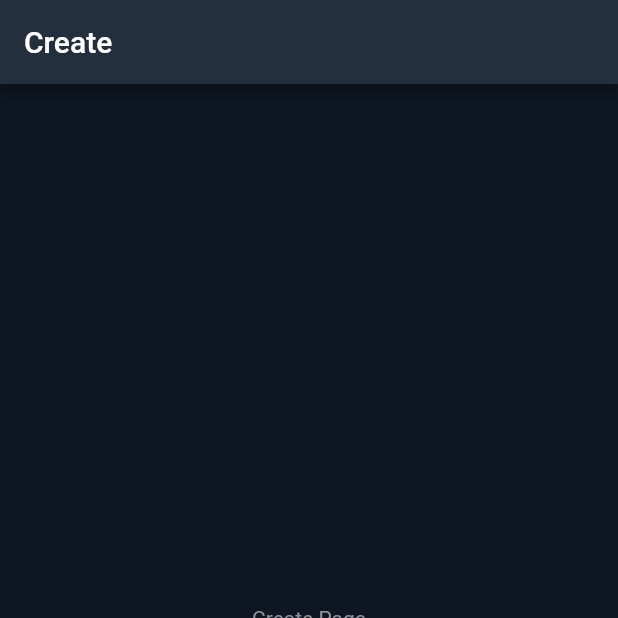
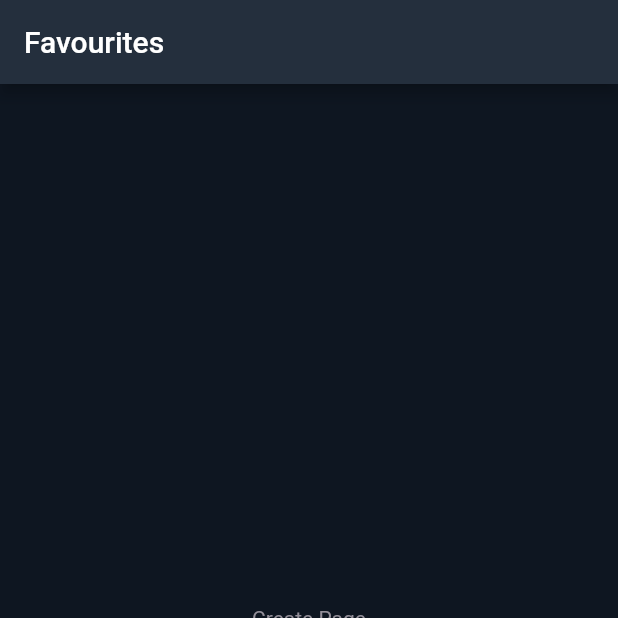
Before and after one commit to InnoStudyHub/front-end, a Flutter app: the screen it shows after launch, item 4 of the bottom bar chosen, on a phone screen of 412 x 824 dp, the top half of it. Run offline on Flutter 3.47's test engine with Material 2 defaults, Android fonts, the phone set to English and light mode, and no system bars; our stand-ins replace flutter_svg, get.

```diff
--- a/lib/session/create/create_page.dart
+++ b/lib/session/create/create_page.dart
@@ -10,12 +10,14 @@ class CreatePage extends GetView<CreateController> {
   Widget build(BuildContext context) {
     return Scaffold(
       appBar: AppBar(
-        title: const Text("Create"),
+        title: const Text("Favourites"),
       ),
       body: const Center(
         child: Text(
           "Create Page",
-          style: TextStyle(color: unselectedTabColor),
+          style: TextStyle(
+            color: unselectedTabColor,
+          ),
         ),
       ),
     );
```
Also changed, not shown: assets/icons/create_page/course_name.svg (added), assets/icons/create_page/deck_name.svg (added), assets/icons/create_page/materials_year.svg (added).
